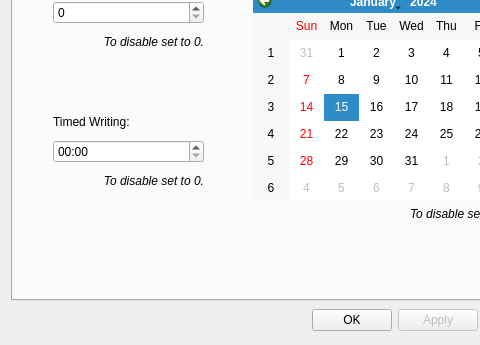
First picture: the form in ui/optionsdialog.ui, repository dbuksbaum/TextRoom, before the edit; both pictures show x 0 to 480 and y 107 to 452 of the 577 by 452 pixel window.
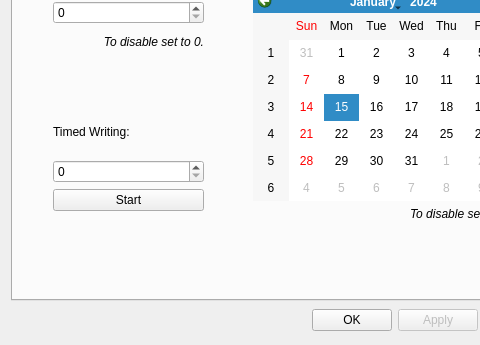
Second picture: the form after the edit. The open tabs and pages were chosen to show the change.

What changed in the file:
```diff
--- a/ui/optionsdialog.ui
+++ b/ui/optionsdialog.ui
@@ -783,7 +783,7 @@
            <x>40</x>
            <y>180</y>
            <width>151</width>
-           <height>83</height>
+           <height>101</height>
           </rect>
          </property>
          <layout class="QVBoxLayout" name="verticalLayout_3" >
@@ -801,35 +801,20 @@
           <item>
            <layout class="QHBoxLayout" name="horizontalLayout_10" >
             <item>
-             <widget class="QTimeEdit" name="timeEdit" >
-              <property name="currentSection" >
-               <enum>QDateTimeEdit::MinuteSection</enum>
-              </property>
-              <property name="displayFormat" >
-               <string>hh:mm</string>
+             <widget class="QSpinBox" name="spinBox" >
+              <property name="maximum" >
+               <number>30</number>
               </property>
              </widget>
             </item>
            </layout>
           </item>
           <item>
-           <layout class="QHBoxLayout" name="horizontalLayout_8" >
-            <item>
-             <widget class="QLabel" name="label_8" >
-              <property name="font" >
-               <font>
-                <italic>true</italic>
-               </font>
-              </property>
-              <property name="text" >
-               <string>To disable set to 0.</string>
-              </property>
-              <property name="alignment" >
-               <set>Qt::AlignRight|Qt::AlignTrailing|Qt::AlignVCenter</set>
-              </property>
-             </widget>
-            </item>
-           </layout>
+           <widget class="QPushButton" name="pushButton" >
+            <property name="text" >
+             <string>Start</string>
+            </property>
+           </widget>
           </item>
          </layout>
         </widget>
```
